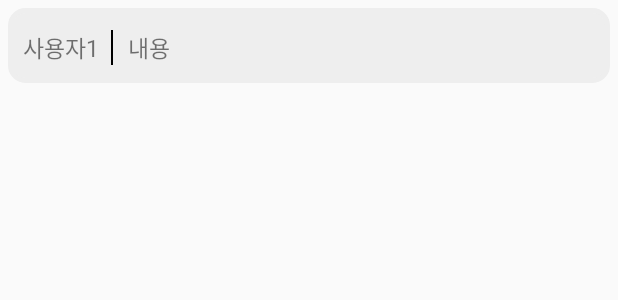
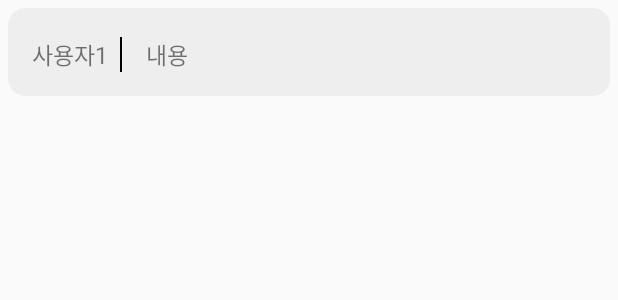
Before and after one commit to seokjin0706/baedal-baedal, an Android app: the layout chat_item.xml on its own in the app's theme, with its tools: preview values and no code run, on a phone screen of 412 x 824 dp. Shown: the top 300 px of the screen. Run offline under Robolectric (Android 15) with nearby library versions, the phone set to English and light mode, and no system bars; network calls fail.

Commit message:
[ADD] 채팅

```diff
--- a/Android/app/src/main/java/com/example/baedal_baedal/MainInterfaceActivity.kt
+++ b/Android/app/src/main/java/com/example/baedal_baedal/MainInterfaceActivity.kt
@@ -74,12 +74,14 @@ class MainInterfaceActivity : AppCompatActivity() {
                 val title = jObject.getString("title");
                 val content = jObject.getString("content")
                 val nickName = jObject.getString("nickName")
+                val postID = jObject.getString("postID")
                 sentenceList.add(ListViewModel("ic_launcher_background", nickName, "정왕동",title,content))
                 val element = HashMap<String, String>()
                 element.put("title", title)
                 element.put("content", content)
                 element.put("nickName", nickName)
                 element.put("address", "정왕동")
+                element.put("postID", postID)
                 data.add(element)
 
             }
--- a/Android/app/src/main/java/com/example/baedal_baedal/ShowWriteActivity.kt
+++ b/Android/app/src/main/java/com/example/baedal_baedal/ShowWriteActivity.kt
@@ -31,6 +31,8 @@ class ShowWriteActivity : AppCompatActivity() {
 
         findViewById<Button>(R.id.chatBtn2).setOnClickListener {
             val chatIntent = Intent(this, ChattingActivity::class.java)
+            chatIntent.putExtra("postID",  data[index].getValue("postID"))
+            chatIntent.putExtra("title",  data[index].getValue("title"))
             startActivity(chatIntent)
         }
     }
--- a/Android/app/src/main/res/layout/chat_item.xml
+++ b/Android/app/src/main/res/layout/chat_item.xml
@@ -11,7 +11,7 @@
 
     <LinearLayout
         android:layout_width="match_parent"
-        android:layout_height="50dp"
+        android:layout_height="wrap_content"
         android:orientation="horizontal"
         android:background="@drawable/list_round"
         android:paddingTop="3dp"
@@ -26,15 +26,17 @@
             android:text="사용자1"
             android:textSize="15sp"
             android:fontFamily="@font/my_font"
-            android:layout_marginStart="10dp"/>
+            android:layout_margin="16dp"/>
         <TextView
             android:id="@+id/userTxt2"
-            android:layout_width="60dp"
+            android:layout_width="match_parent"
             android:layout_height="wrap_content"
             android:layout_gravity="center"
             android:text="내용"
             android:textSize="15sp"
             android:fontFamily="@font/my_small_font"
-            android:layout_marginStart="10dp"/>
+            android:layout_marginTop="15dp"
+            android:layout_marginBottom="15dp"
+            android:layout_marginEnd="20dp"/>
     </LinearLayout>
 </LinearLayout>
```
Also changed, not shown: Android/app/src/main/java/com/example/baedal_baedal/ChattingActivity.kt (+62 -4 lines), 1 other file.
